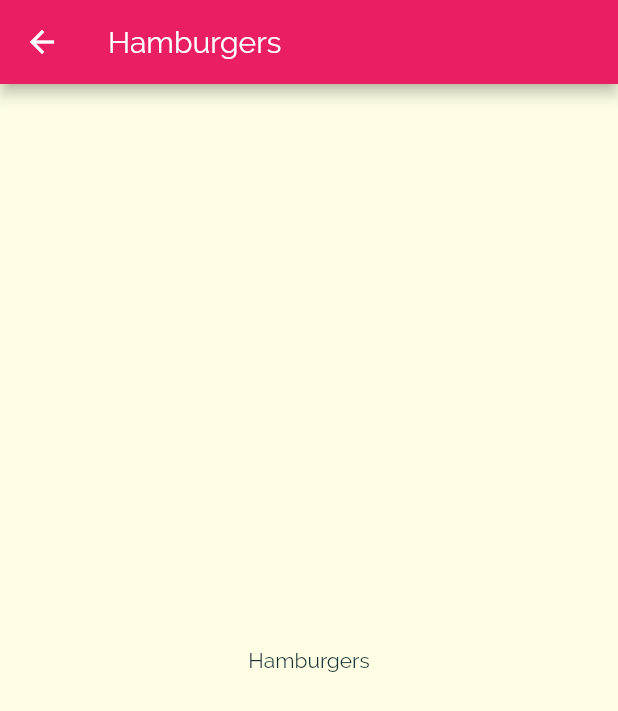
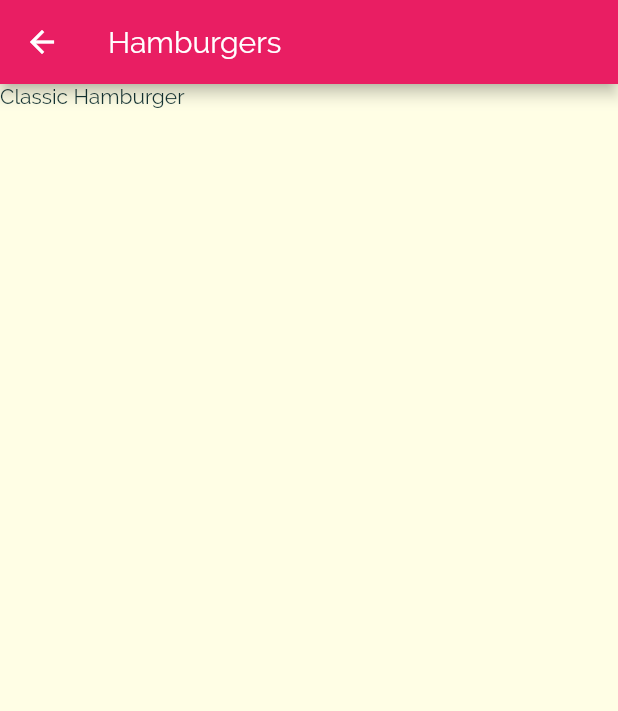
Before and after one commit to jinyongnan810/flutter-meals-app, a Flutter app: the screen it shows after launch, after a tap on "Hamburgers", on a phone screen of 412 x 824 dp. Shown: the top 711 px of the screen. Run offline on Flutter 3.47's test engine with Material 2 defaults, Android fonts, the phone set to English and light mode, and no system bars.

Commit message:
filter and display category meals

```diff
--- a/lib/components/category_items.dart
+++ b/lib/components/category_items.dart
@@ -3,12 +3,13 @@ import '../screens/meals.dart';
 import '../types/meals_screen_args.dart';
 
 class CategoryItem extends StatelessWidget {
+  final String id;
   final String title;
   final Color color;
-  CategoryItem(this.title, this.color);
+  CategoryItem(this.id, this.title, this.color);
   void selectCategory(BuildContext ctx) {
     Navigator.of(ctx)
-        .pushNamed(Meals.routeName, arguments: MealsScreenArgs(title));
+        .pushNamed(Meals.routeName, arguments: MealsScreenArgs(id, title));
   }
 
   @override
--- /dev/null
+++ b/lib/components/meal_item.dart
@@ -0,0 +1,13 @@
+import 'package:flutter/material.dart';
+import '../models/meal.dart';
+
+class MealItem extends StatelessWidget {
+  final Meal meal;
+  MealItem(this.meal);
+  @override
+  Widget build(BuildContext context) {
+    return Container(
+      child: Text(meal.title),
+    );
+  }
+}
--- a/lib/screens/categories.dart
+++ b/lib/screens/categories.dart
@@ -11,7 +11,8 @@ class Categories extends StatelessWidget {
           padding: const EdgeInsets.all(8.0),
           child: GridView(
               children: [
-                ...DUMMY_CATEGORIES.map((e) => CategoryItem(e.title, e.color))
+                ...DUMMY_CATEGORIES
+                    .map((e) => CategoryItem(e.id, e.title, e.color))
               ],
               gridDelegate: SliverGridDelegateWithMaxCrossAxisExtent(
                   maxCrossAxisExtent: 240,
--- a/lib/screens/meals.dart
+++ b/lib/screens/meals.dart
@@ -1,4 +1,6 @@
 import 'package:flutter/material.dart';
+import '../components/meal_item.dart';
+import '../models/dummy_meals.dart';
 import '../types/meals_screen_args.dart';
 
 class Meals extends StatelessWidget {
@@ -6,11 +8,17 @@ class Meals extends StatelessWidget {
   @override
   Widget build(BuildContext context) {
     final args = ModalRoute.of(context)!.settings.arguments as MealsScreenArgs;
+    final meals =
+        DUMMY_MEALS.where((meal) => meal.categories.contains(args.id)).toList();
     return Scaffold(
       appBar: AppBar(title: Text(args.title)),
       body: Center(
-        child: Text(args.title),
-      ),
+          child: ListView.builder(
+        itemBuilder: (ctx, index) {
+          return MealItem(meals[index]);
+        },
+        itemCount: meals.length,
+      )),
     );
   }
 }
--- a/lib/types/meals_screen_args.dart
+++ b/lib/types/meals_screen_args.dart
@@ -1,4 +1,5 @@
 class MealsScreenArgs {
+  final String id;
   final String title;
-  MealsScreenArgs(this.title);
+  MealsScreenArgs(this.id, this.title);
 }
```
